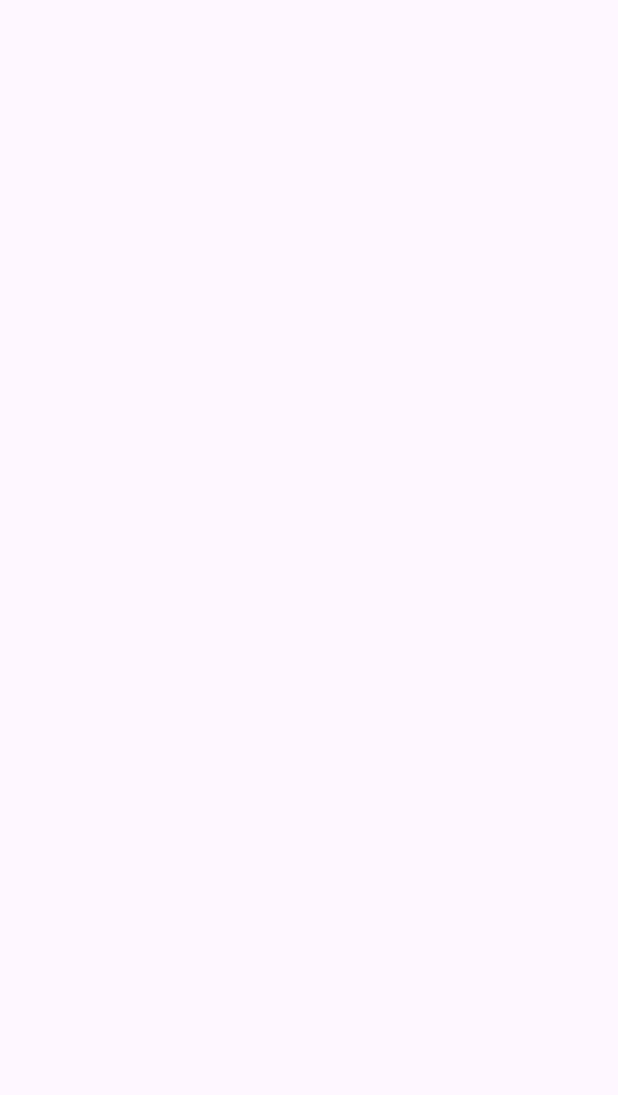
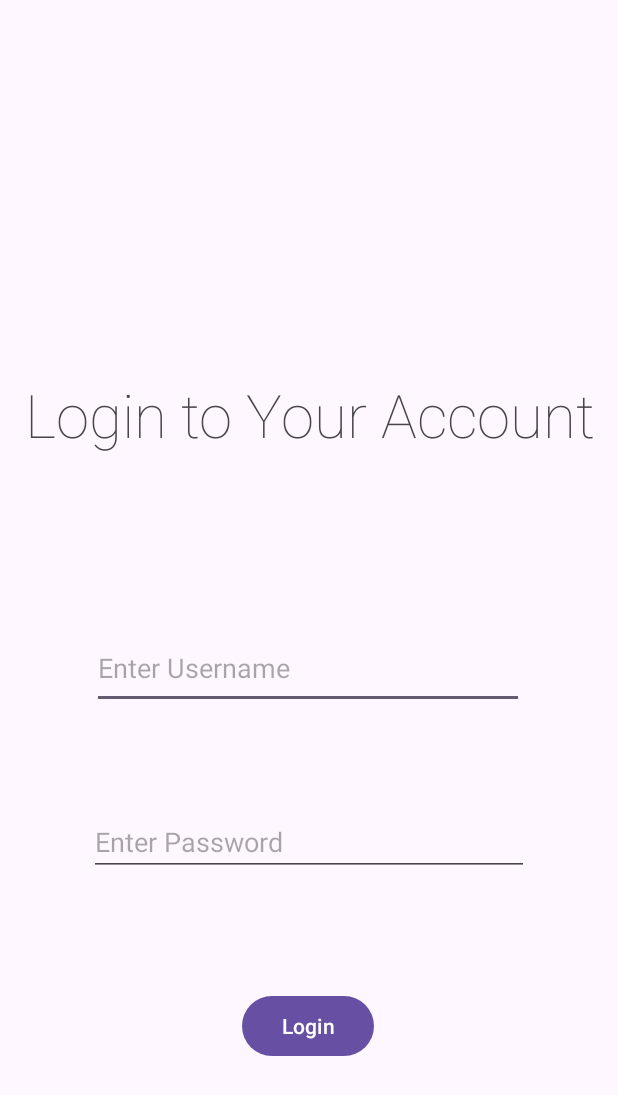
Before and after one commit to Fatemahzahra-Moorji/expense_tracker, an Android app: the LoginPage screen opened directly, with no data from a screen before it, on a phone screen of 412 x 824 dp. Before the commit the part shown is empty. Shown: the top 1095 px of the screen. Run offline under Robolectric (Android 15) with nearby library versions, the phone set to English and light mode, and no system bars.

Commit message:
Adding the Login Page and Files

```diff
--- a/app/src/main/java/com/example/expensetracker/LoginPage.kt
+++ b/app/src/main/java/com/example/expensetracker/LoginPage.kt
@@ -1,20 +1,38 @@
 package com.example.expensetracker
 
+import android.content.Intent
 import android.os.Bundle
+import android.widget.EditText
 import androidx.activity.enableEdgeToEdge
 import androidx.appcompat.app.AppCompatActivity
 import androidx.core.view.ViewCompat
 import androidx.core.view.WindowInsetsCompat
+import com.example.expensetracker.databinding.ActivityLoginPageBinding
 
 class LoginPage : AppCompatActivity() {
+    private lateinit var binding : ActivityLoginPageBinding
+    lateinit var usernameInput: EditText
+    lateinit var passwordInput: EditText
+
     override fun onCreate(savedInstanceState: Bundle?) {
         super.onCreate(savedInstanceState)
+        binding = ActivityLoginPageBinding.inflate(layoutInflater)
+        setContentView(binding.root)
         enableEdgeToEdge()
-        setContentView(R.layout.activity_login_page)
-        ViewCompat.setOnApplyWindowInsetsListener(findViewById(R.id.main)) { v, insets ->
-            val systemBars = insets.getInsets(WindowInsetsCompat.Type.systemBars())
-            v.setPadding(systemBars.left, systemBars.top, systemBars.right, systemBars.bottom)
-            insets
+
+        //reference the map Jen created on the register page
+
+        binding.loginButton.setOnClickListener(){
+            //grab what user submitted to edittext and save to variable
+            usernameInput=binding.usernameTxt
+            passwordInput=binding.passwordTxt
+
+            //login page goes to the main page once user clicks on the Login button
+            val i = Intent(this,MainActivity::class.java)
+            i.putExtra("usernameInput",0)
+            i.putExtra("passwordInput",0)
+            //i.putExtra("users")
+            startActivity(i)
         }
     }
 }
--- a/app/src/main/java/com/example/expensetracker/RegisterPage.kt
+++ b/app/src/main/java/com/example/expensetracker/RegisterPage.kt
@@ -19,7 +19,7 @@ class RegisterPage : AppCompatActivity() {
         binding = ActivityRegisterPageBinding.inflate(layoutInflater)
         setContentView(binding.root)
         enableEdgeToEdge()
-        val users=emptyMap<String, String>()
+        val users = emptyMap<String, String>()
         binding.registerSubmitButton.setOnClickListener(){
                 //grab what user submitted to edittext and save to variable
             usernameInput=binding.editTextUsername
--- a/app/src/main/res/layout/activity_login_page.xml
+++ b/app/src/main/res/layout/activity_login_page.xml
@@ -5,6 +5,55 @@
     android:id="@+id/main"
     android:layout_width="match_parent"
     android:layout_height="match_parent"
-    tools:context=".LoginPage">
+    tools:context= ".LoginPage">
 
+    <TextView
+        android:id="@+id/loginText"
+        android:layout_width="wrap_content"
+        android:layout_height="wrap_content"
+        android:fontFamily="sans-serif-thin"
+        android:text="Login to Your Account"
+        android:textSize="40sp"
+        app:layout_constraintBottom_toTopOf="@+id/usernameTxt"
+        app:layout_constraintEnd_toEndOf="parent"
+        app:layout_constraintHorizontal_bias="0.516"
+        app:layout_constraintStart_toStartOf="parent"
+        app:layout_constraintTop_toTopOf="parent"
+        app:layout_constraintVertical_bias="0.684" />
+
+    <EditText
+        android:id="@+id/usernameTxt"
+        android:layout_width="288dp"
+        android:layout_height="54dp"
+        android:layout_marginBottom="68dp"
+        android:ems="50"
+        android:hint="Enter Username"
+        android:inputType="text"
+        app:layout_constraintBottom_toTopOf="@+id/passwordTxt"
+        app:layout_constraintEnd_toEndOf="parent"
+        app:layout_constraintHorizontal_bias="0.495"
+        app:layout_constraintStart_toStartOf="parent" />
+
+    <EditText
+        android:id="@+id/passwordTxt"
+        android:layout_width="293dp"
+        android:layout_height="43dp"
+        android:layout_marginBottom="76dp"
+        android:ems="70"
+        android:hint="Enter Password"
+        android:inputType="text"
+        app:layout_constraintBottom_toTopOf="@+id/loginButton"
+        app:layout_constraintEnd_toEndOf="parent"
+        app:layout_constraintStart_toStartOf="parent" />
+
+    <Button
+        android:id="@+id/loginButton"
+        android:layout_width="wrap_content"
+        android:layout_height="wrap_content"
+        android:layout_marginBottom="116dp"
+        android:text="Login"
+        app:layout_constraintBottom_toBottomOf="parent"
+        app:layout_constraintEnd_toEndOf="parent"
+        app:layout_constraintHorizontal_bias="0.498"
+        app:layout_constraintStart_toStartOf="parent" />
 </androidx.constraintlayout.widget.ConstraintLayout>
--- a/app/src/main/res/layout/activity_register_page.xml
+++ b/app/src/main/res/layout/activity_register_page.xml
@@ -19,7 +19,7 @@
         android:id="@+id/registerTitle"
         android:layout_width="wrap_content"
         android:layout_height="wrap_content"
-        android:text="Resgister For an Account"
+        android:text="Register For an Account"
         tools:layout_editor_absoluteX="127dp"
         tools:layout_editor_absoluteY="74dp" />
 
```
